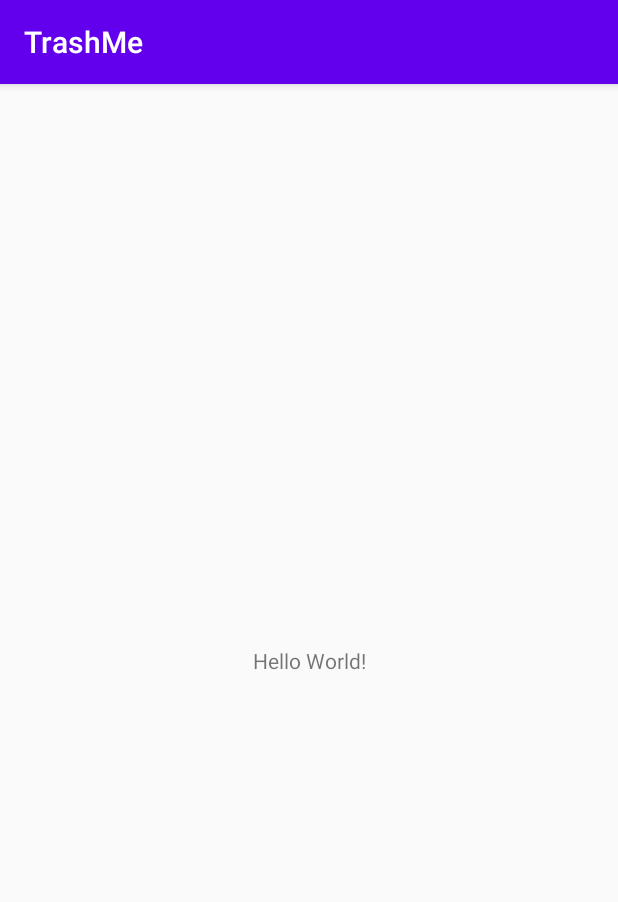
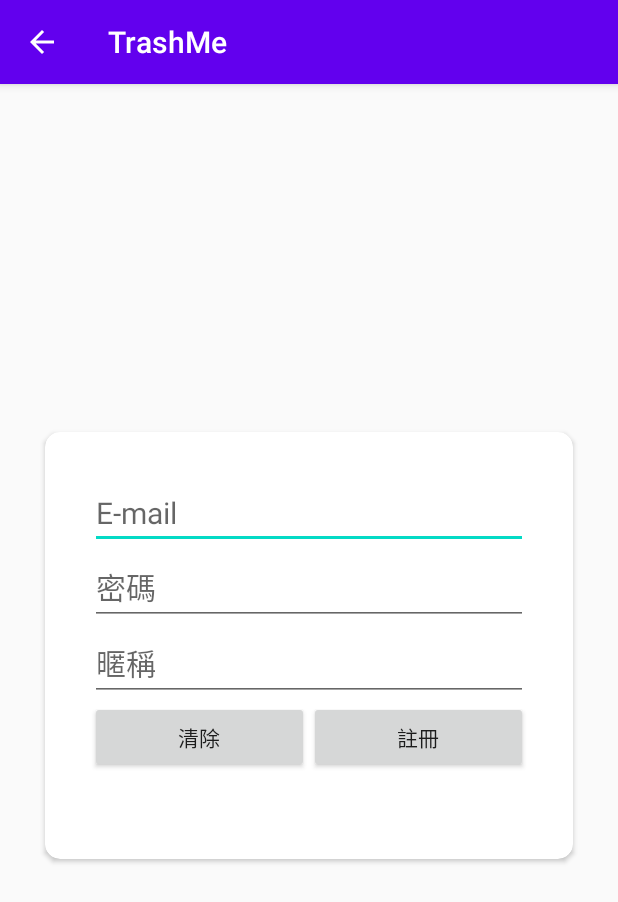
Before and after one commit to eebrian123tw93/TrashMe, an Android app: the screen it shows after launch (MainActivity before the commit, RegisterActivity after it), on a phone screen of 412 x 824 dp. Shown: the top 902 px of the screen. Run offline under Robolectric (Android 15) with nearby library versions, the phone set to English and light mode, and no system bars; our stand-ins replace RxJava; libraries missing offline, so code that uses them is left out: com.akiniyalocts.imgur_api, com.jakewharton.threetenabp, com.shashank.sony; 5 statements that could not run were skipped.

Commit message:
register

```diff
--- a/app/build.gradle
+++ b/app/build.gradle
@@ -19,6 +19,10 @@
             minifyEnabled false
             proguardFiles getDefaultProguardFile('proguard-android-optimize.txt'), 'proguard-rules.pro'
         }
+    }
+    compileOptions {
+        sourceCompatibility = 1.8
+        targetCompatibility = 1.8
     }
 
 }
--- a/app/src/main/java/com/brianlu/trashme/Api/Api.java
+++ b/app/src/main/java/com/brianlu/trashme/Api/Api.java
@@ -15,7 +15,7 @@
 
 
     @Headers("Content-Type:application/json")
-    @POST("/hidp/public/register")
+    @POST("/TrashMe/User/Register")
     Observable<Response<ResponseBody>> register(@Body String s);
 
     @GET("/hidp/checkUserExist/")
--- a/app/src/main/java/com/brianlu/trashme/Api/CommonPairs.java
+++ b/app/src/main/java/com/brianlu/trashme/Api/CommonPairs.java
@@ -1,6 +1,7 @@
 package com.brianlu.trashme.Api;
 
 import java.nio.charset.Charset;
+import java.nio.charset.StandardCharsets;
 import java.security.cert.X509Certificate;
 import java.util.concurrent.TimeUnit;
 
@@ -17,14 +18,14 @@
 
     private static final String TAG = "===CommonPairs";
     private static final int STATUS_CODE_AUTH_FAIL = 401;
-    private static final Charset UTF8 = Charset.forName("UTF-8");
+    private static final Charset UTF8 = StandardCharsets.UTF_8;
 
     /**
      * OkHttpClient trustAllCerts.
      *
      * @return OkHttpClient
      */
-    public OkHttpClient getUnsafeOkHttpClient() {
+    OkHttpClient getUnsafeOkHttpClient() {
         try {
             MyTrustManager myTrustManager = new MyTrustManager();
             // Create a trust manager that does not validate certificate chains
--- a/app/src/main/java/com/brianlu/trashme/Base/BasePresenter.java
+++ b/app/src/main/java/com/brianlu/trashme/Base/BasePresenter.java
@@ -31,10 +31,10 @@
         SharedPreferences sharedPreferences = context.getSharedPreferences(PROFILE, Context.MODE_PRIVATE);
         String profileJson = sharedPreferences.getString(USER_PROFILE, "");
         User user = new Gson().fromJson(profileJson, User.class);
-        if (user == null || user.getUserId() == null || user.getPassword() == null || user.getUserId().isEmpty() || user.getPassword().isEmpty()) {
+        if (user == null || user.getNickname() == null || user.getPassword() == null || user.getNickname().isEmpty() || user.getPassword().isEmpty()) {
             BasePresenter.user = null;
         } else {
-            BasePresenter.user = new User(user.getUserId(), user.getPassword(), user.getEmail());
+            BasePresenter.user = new User(user.getNickname(), user.getPassword(), user.getEmail());
         }
     }
 
--- a/app/src/main/java/com/brianlu/trashme/MainActivity.java
+++ b/app/src/main/java/com/brianlu/trashme/MainActivity.java
@@ -3,6 +3,8 @@
 import androidx.appcompat.app.AppCompatActivity;
 
 import android.os.Bundle;
+
+
 
 public class MainActivity extends AppCompatActivity {
 
--- a/app/src/main/java/com/brianlu/trashme/Model/User.java
+++ b/app/src/main/java/com/brianlu/trashme/Model/User.java
@@ -8,12 +8,12 @@
 @Data
 public class User {
 
-    private String userId;
+    private String nickname;
     private String password;
     private String email;
 
-    public User(String userId, String password, String email) {
-        setUserId(userId);
+    public User(String nickname, String password, String email) {
+        setNickname(nickname);
         setPassword(password);
         setEmail(email);
     }
@@ -22,7 +22,7 @@
     }
 
     public String authKey() {
-        String original = userId + ":" + password;
+        String original = email + ":" + password;
         return "Basic " + Base64.encodeToString(original.getBytes(), Base64.NO_WRAP);
     }
 }
--- /dev/null
+++ b/app/src/main/java/com/brianlu/trashme/Register/RegisterActivity.java
@@ -0,0 +1,121 @@
+package com.brianlu.trashme.Register;
+
+import android.content.Context;
+import android.os.Bundle;
+import android.view.MenuItem;
+import android.view.View;
+import android.view.inputmethod.InputMethodManager;
+import android.widget.Button;
+import android.widget.EditText;
+import android.widget.ProgressBar;
+import android.widget.TextView;
+
+import androidx.appcompat.app.AppCompatActivity;
+
+import com.brianlu.trashme.R;
+import com.shashank.sony.fancytoastlib.FancyToast;
+
+import static com.brianlu.trashme.Base.BaseApplication.getContext;
+
+public class RegisterActivity extends AppCompatActivity implements RegisterView, View.OnClickListener {
+    private RegisterPresenter registerPresenter;
+
+    private EditText namenickEditText;
+    private EditText passwordEditText;
+    private EditText emailEditText;
+    private ProgressBar progressBar;
+
+    private Button registerButton;
+    private Button clearButton;
+
+    private TextView messageTextView;
+
+
+    @Override
+    protected void onCreate(Bundle savedInstanceState) {
+        super.onCreate(savedInstanceState);
+
+
+        if (getSupportActionBar() != null) {
+            getSupportActionBar().setDisplayShowHomeEnabled(true);
+            getSupportActionBar().setDisplayHomeAsUpEnabled(true);
+        }
+
+        setContentView(R.layout.activity_register);
+
+
+        namenickEditText = findViewById(R.id.nickname_editText);
+        passwordEditText = findViewById(R.id.password_editText);
+        emailEditText = findViewById(R.id.email_editText);
+        progressBar = findViewById(R.id.progressBar);
+        registerButton = findViewById(R.id.register_button);
+        clearButton = findViewById(R.id.clear_button);
+        messageTextView = findViewById(R.id.message_textView);
+
+        registerButton.setOnClickListener(this);
+        clearButton.setOnClickListener(this);
+
+
+        registerPresenter = new RegisterPresenter(this);
+        registerPresenter.setProgressBarVisibility(View.GONE);
+    }
+
+    @Override
+    public void onClearText() {
+        namenickEditText.setText("");
+        passwordEditText.setText("");
+        emailEditText.setText("");
+        messageTextView.setText("");
+    }
+
+    @Override
+    public void onRegisterResult(boolean result) {
+        registerPresenter.setProgressBarVisibility(View.GONE);
+        registerButton.setEnabled(true);
+        clearButton.setEnabled(true);
+        if (result) {
+            finish();
+        }
+    }
+
+    @Override
+    public void onSetProgressBarVisibility(int visibility) {
+        progressBar.setVisibility(visibility);
+    }
+
+
+    @Override
+    public void onClick(View v) {
+        switch (v.getId()) {
+            case R.id.register_button:
+                registerPresenter.setProgressBarVisibility(View.VISIBLE);
+                registerButton.setEnabled(false);
+                clearButton.setEnabled(false);
+                View view = this.getCurrentFocus();
+                InputMethodManager imm = (InputMethodManager) getSystemService(Context.INPUT_METHOD_SERVICE);
+                if (view != null && imm != null) {
+                    imm.hideSoftInputFromWindow(view.getWindowToken(), 0);
+                }
+                registerPresenter.doRegister(namenickEditText.getText().toString(), passwordEditText.getText().toString(), emailEditText.getText().toString());
+                break;
+            case R.id.clear_button:
+                registerPresenter.clear();
+                break;
+        }
+
+    }
+
+    @Override
+    public boolean onOptionsItemSelected(MenuItem item) {
+        if (item.getItemId() == R.id.home) {
+            finish();
+        }
+        return super.onOptionsItemSelected(item);
+    }
+
+    @Override
+    public void onSetMessage(String message, int type) {
+
+        FancyToast.makeText(getContext(), message, FancyToast.LENGTH_SHORT, type, false).show();
+    }
+}
--- /dev/null
+++ b/app/src/main/java/com/brianlu/trashme/Register/RegisterPresenter.java
@@ -0,0 +1,74 @@
+package com.brianlu.trashme.Register;
+
+import com.brianlu.trashme.Api.ApiService;
+import com.brianlu.trashme.Base.BasePresenter;
+import com.brianlu.trashme.Exception.APIException;
+import com.brianlu.trashme.Model.Result;
+import com.brianlu.trashme.Model.User;
+import com.shashank.sony.fancytoastlib.FancyToast;
+import io.reactivex.Observer;
+
+import io.reactivex.disposables.Disposable;
+
+class RegisterPresenter extends BasePresenter {
+    private RegisterView registerView;
+    private User user;
+
+
+    RegisterPresenter(RegisterView registerView) {
+        this.registerView = registerView;
+        user = new User();
+    }
+
+    void clear() {
+        registerView.onClearText();
+    }
+
+    void doRegister(String nickname, String password, String email) {
+
+        if (nickname.isEmpty()) {
+            registerView.onSetMessage("Username can not be empty", FancyToast.ERROR);
+            registerView.onRegisterResult(false);
+
+        } else if (password.isEmpty()) {
+            registerView.onSetMessage("Password can not be empty", FancyToast.ERROR);
+            registerView.onRegisterResult(false);
+
+        } else {
+            user.setNickname(nickname);
+            user.setPassword(password);
+            user.setEmail(email);
+            ApiService.getInstance().register(user, true).subscribe(new Observer<Result>() {
+                @Override
+                public void onSubscribe(Disposable d) {
+
+                }
+
+                @Override
+                public void onNext(Result result) {
+                    registerView.onRegisterResult(true);
+                    registerView.onSetMessage("Register Success", FancyToast.SUCCESS);
+                }
+
+                @Override
+                public void onError(Throwable e) {
+                    if (e instanceof APIException) {
+                        registerView.onRegisterResult(false);
+                        registerView.onSetMessage(e.getMessage(), FancyToast.SUCCESS);
+                    }
+                }
+
+
+                @Override
+                public void onComplete() {
+
+                }
+            });
+        }
+    }
+
+    void setProgressBarVisibility(int visibility) {
+        registerView.onSetProgressBarVisibility(visibility);
+    }
+
+}
--- /dev/null
+++ b/app/src/main/java/com/brianlu/trashme/Register/RegisterView.java
@@ -0,0 +1,11 @@
+package com.brianlu.trashme.Register;
+import com.brianlu.trashme.Base.BaseView;
+
+public interface RegisterView extends BaseView {
+    void onClearText();
+
+    void onRegisterResult(boolean result);
+
+    void onSetProgressBarVisibility(int visibility);
+
+}
--- /dev/null
+++ b/app/src/main/res/layout/activity_register.xml
@@ -0,0 +1,151 @@
+<?xml version="1.0" encoding="utf-8"?>
+<androidx.constraintlayout.widget.ConstraintLayout xmlns:android="http://schemas.android.com/apk/res/android"
+    xmlns:app="http://schemas.android.com/apk/res-auto"
+    xmlns:tools="http://schemas.android.com/tools"
+    android:layout_width="match_parent"
+    android:layout_height="match_parent">
+
+    <androidx.cardview.widget.CardView
+        android:layout_width="0dp"
+        android:layout_height="wrap_content"
+        android:layout_marginStart="30dp"
+        android:layout_marginTop="80dp"
+        android:layout_marginEnd="30dp"
+        android:layout_marginBottom="100dp"
+        app:cardCornerRadius="10dp"
+        app:layout_constraintBottom_toBottomOf="parent"
+        app:layout_constraintEnd_toEndOf="parent"
+        app:layout_constraintHorizontal_bias="0.5"
+        app:layout_constraintStart_toStartOf="parent"
+        app:layout_constraintTop_toTopOf="parent">
+
+        <androidx.constraintlayout.widget.ConstraintLayout
+            android:layout_width="match_parent"
+            android:layout_height="match_parent">
+
+            <LinearLayout
+                android:id="@+id/linearLayout"
+                android:layout_width="0dp"
+                android:layout_height="wrap_content"
+                android:layout_margin="30dp"
+                android:layout_marginTop="40dp"
+                android:layout_marginBottom="40dp"
+                android:orientation="vertical"
+                app:layout_constraintBottom_toBottomOf="parent"
+                app:layout_constraintEnd_toEndOf="parent"
+                app:layout_constraintHorizontal_bias="0.5"
+                app:layout_constraintStart_toStartOf="parent"
+                app:layout_constraintTop_toTopOf="parent">
+
+
+
+
+
+
+
+                <LinearLayout
+                    android:layout_width="match_parent"
+                    android:layout_height="match_parent"
+                    android:orientation="horizontal">
+
+                    <EditText
+                        android:id="@+id/email_editText"
+                        android:layout_width="match_parent"
+                        android:layout_height="wrap_content"
+                        android:ems="10"
+                        android:hint="@string/email"
+                        android:inputType="textWebEmailAddress"
+                        android:textSize="20sp"
+                        tools:layout_editor_absoluteX="134dp"
+                        tools:layout_editor_absoluteY="157dp" />
+                </LinearLayout>
+
+                <LinearLayout
+                    android:layout_width="match_parent"
+                    android:layout_height="match_parent"
+                    android:orientation="horizontal">
+
+                    <EditText
+                        android:id="@+id/password_editText"
+                        android:layout_width="match_parent"
+                        android:layout_height="wrap_content"
+                        android:ems="10"
+                        android:hint="@string/password"
+                        android:inputType="textPassword"
+                        android:textSize="20sp"
+                        tools:layout_editor_absoluteX="134dp"
+                        tools:layout_editor_absoluteY="157dp" />
+                </LinearLayout>
+
+
+                <LinearLayout
+                    android:layout_width="match_parent"
+                    android:layout_height="match_parent"
+                    android:orientation="horizontal">
+
+                    <EditText
+                        android:id="@+id/nickname_editText"
+                        android:layout_width="match_parent"
+                        android:layout_height="wrap_content"
+                        android:ems="10"
+                        android:hint="@string/nickname"
+                        android:inputType="textPersonName"
+                        android:textSize="20sp"
+                        tools:layout_editor_absoluteX="136dp"
+                        tools:layout_editor_absoluteY="93dp" />
+                </LinearLayout>
+
+                <LinearLayout
+                    android:layout_width="match_parent"
+                    android:layout_height="match_parent"
+                    android:orientation="horizontal">
+
+                    <Button
+                        android:id="@+id/clear_button"
+                        android:layout_width="wrap_content"
+                        android:layout_height="wrap_content"
+                        android:layout_weight="1"
+                        android:text="@string/clear" />
+
+                    <Button
+                        android:id="@+id/register_button"
+                        android:layout_width="wrap_content"
+                        android:layout_height="wrap_content"
+                        android:layout_weight="1"
+                        android:text="@string/register"
+                        tools:layout_editor_absoluteX="243dp"
+                        tools:layout_editor_absoluteY="230dp" />
+
+                </LinearLayout>
+
+                <LinearLayout
+                    android:layout_width="match_parent"
+                    android:layout_height="match_parent"
+                    android:orientation="vertical">
+
+                    <TextView
+                        android:id="@+id/message_textView"
+                        android:layout_width="match_parent"
+                        android:layout_height="wrap_content"
+                        android:textAlignment="center"
+                        android:textSize="20sp" />
+                </LinearLayout>
+
+                <LinearLayout
+                    android:layout_width="match_parent"
+                    android:layout_height="match_parent"
+                    android:orientation="vertical">
+
+                    <ProgressBar
+                        android:id="@+id/progressBar"
+                        style="?android:attr/progressBarStyle"
+                        android:layout_width="match_parent"
+                        android:layout_height="wrap_content"
+                        android:visibility="gone" />
+                </LinearLayout>
+
+            </LinearLayout>
+        </androidx.constraintlayout.widget.ConstraintLayout>
+    </androidx.cardview.widget.CardView>
+
+</androidx.constraintlayout.widget.ConstraintLayout>
--- a/app/src/main/res/values/strings.xml
+++ b/app/src/main/res/values/strings.xml
@@ -1,3 +1,25 @@
 <resources>
     <string name="app_name">TrashMe</string>
+
+    <string name="nickname">暱稱</string>
+    <string name="password">密碼</string>
+    <string name="forget_password">忘記密碼</string>
+    <string name="login">登入</string>
+    <string name="logout">登出</string>
+    <string name="register">註冊</string>
+    <string name="clear">清除</string>
+    <string name="email">E-mail</string>
+    <string name="send">送出</string>
+    <string name="home">首頁</string>
+    <string name="search">搜尋</string>
+    <string name="profile">簡介</string>
+    <string name="upload">上傳</string>
+    <string name="title">標題</string>
+    <string name="content">內容</string>
+    <string name="complete">完成</string>
+    <string name="error">錯誤</string>
+
+
+
+
 </resources>
--- /dev/null
+++ b/app/src/main/res/xml/file_paths.xml
@@ -0,0 +1,4 @@
+<?xml version="1.0" encoding="utf-8"?>
+<paths xmlns:android="http://schemas.android.com/apk/res/android">
+    <external-path name="external_files" path="." />
+</paths>
```
Also changed, not shown: app/src/main/AndroidManifest.xml (+7 -1 lines), app/src/main/java/com/brianlu/trashme/Api/ApiService.java (+8 -3 lines), app/src/main/java/com/brianlu/trashme/Exception/APIException.java (added, +13 -0 lines), app/src/main/java/com/brianlu/trashme/Model/Result.java (added, +18 -0 lines), app/src/main/res/xml/network_security_config.xml (added, +8 -0 lines).
